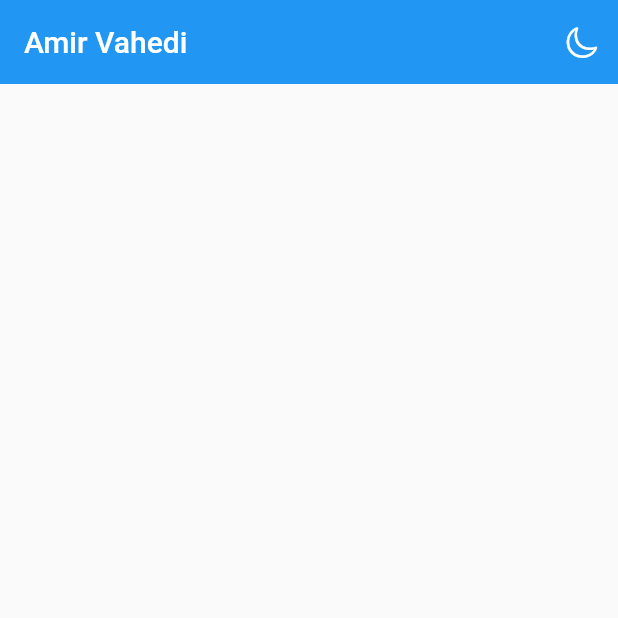
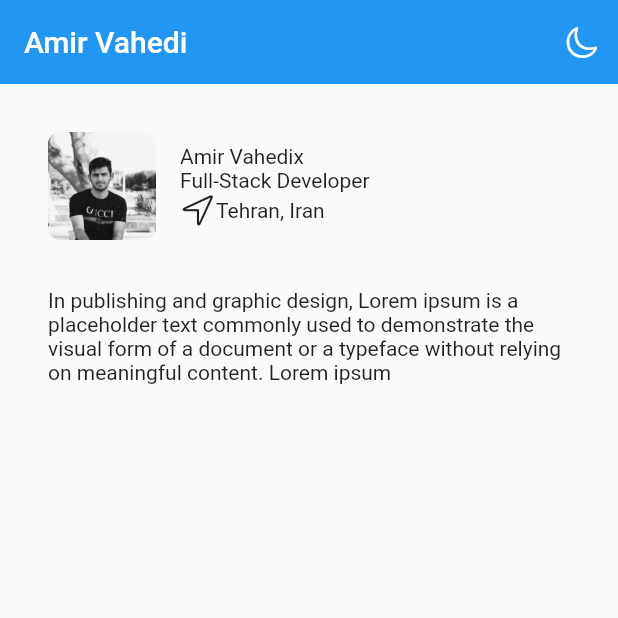
Before and after one commit to AmirVahedix/profile_ui, a Flutter app: the screen it shows after launch, on a phone screen of 412 x 824 dp, the top half of it. Run offline on Flutter 3.47's test engine with Material 2 defaults, Android fonts, the phone set to English and light mode, and no system bars.

Commit message:
Added bio section widgetes

```diff
--- a/lib/main.dart
+++ b/lib/main.dart
@@ -33,6 +33,47 @@ class Home extends StatelessWidget {
         ],
         elevation: 0,
       ),
+      body: Center(
+        child: Column(
+          children: [
+            Padding(
+              padding: const EdgeInsets.fromLTRB(32, 32, 32, 16),
+              child: Row(
+                crossAxisAlignment: CrossAxisAlignment.center,
+                children: [
+                  ClipRRect(
+                    borderRadius: BorderRadius.circular(8),
+                    child: Image.asset(
+                      "assets/images/profile.jpg",
+                      width: 72,
+                    ),
+                  ),
+                  SizedBox(width: 16),
+                  Column(
+                    crossAxisAlignment: CrossAxisAlignment.start,
+                    children: [
+                      const Text("Amir Vahedix"),
+                      const Text("Full-Stack Developer"),
+                      Row(
+                        children: [
+                          Icon(CupertinoIcons.location),
+                          const Text("Tehran, Iran"),
+                        ],
+                      ),
+                    ],
+                  )
+                ],
+              ),
+            ),
+            Padding(
+              padding: const EdgeInsets.fromLTRB(32, 16, 32, 16),
+              child: Text(
+                "In publishing and graphic design, Lorem ipsum is a placeholder text commonly used to demonstrate the visual form of a document or a typeface without relying on meaningful content. Lorem ipsum",
+              ),
+            ),
+          ],
+        ),
+      ),
     );
   }
 }
--- a/pubspec.yaml
+++ b/pubspec.yaml
@@ -45,9 +45,8 @@ flutter:
   uses-material-design: true
 
   # To add assets to your application, add an assets section, like this:
-  # assets:
-  #   - images/a_dot_burr.jpeg
-  #   - images/a_dot_ham.jpeg
+  assets:
+    - assets/images/profile.jpg
 
   # An image asset can refer to one or more resolution-specific "variants", see
   # https://flutter.dev/assets-and-images/#resolution-aware.
```
